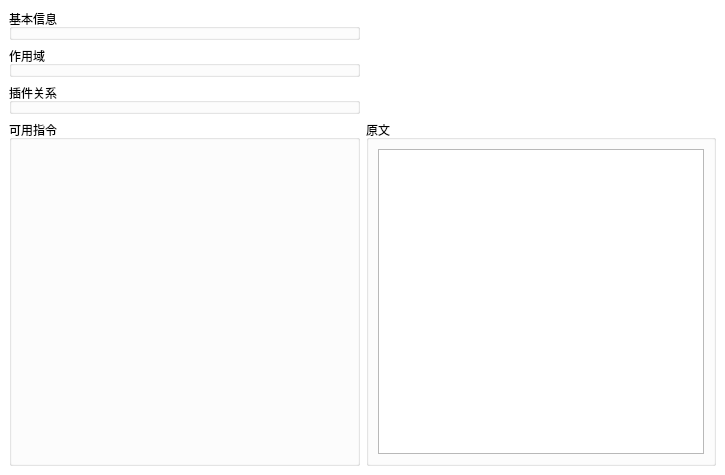
This is DrillPluginInformationReader/Source/InformationModule/pluginDetailPart/p_PluginDetailPart.ui in DrillUp/DrillPluginInformationReader as Qt 5 draws it before an edit. The edited form follows.
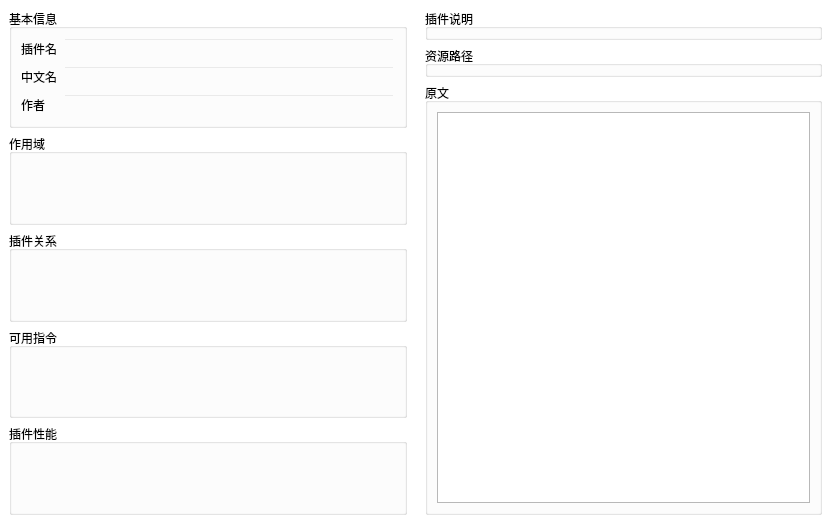
This is the edited form.

Diff of the .ui file:
```diff
--- a/DrillPluginInformationReader/Source/InformationModule/pluginDetailPart/p_PluginDetailPart.ui
+++ b/DrillPluginInformationReader/Source/InformationModule/pluginDetailPart/p_PluginDetailPart.ui
@@ -6,8 +6,8 @@
    <rect>
     <x>0</x>
     <y>0</y>
-    <width>725</width>
-    <height>475</height>
+    <width>831</width>
+    <height>524</height>
    </rect>
   </property>
   <property name="windowTitle">
@@ -47,50 +47,253 @@
        <rect>
         <x>0</x>
         <y>0</y>
-        <width>725</width>
-        <height>475</height>
+        <width>831</width>
+        <height>524</height>
        </rect>
       </property>
-      <layout class="QGridLayout" name="gridLayout" columnstretch="1,1">
-       <item row="1" column="0">
-        <widget class="QGroupBox" name="groupBox">
-         <property name="title">
-          <string>作用域</string>
-         </property>
+      <layout class="QHBoxLayout" name="horizontalLayout">
+       <property name="spacing">
+        <number>0</number>
+       </property>
+       <property name="leftMargin">
+        <number>0</number>
+       </property>
+       <property name="topMargin">
+        <number>0</number>
+       </property>
+       <property name="rightMargin">
+        <number>0</number>
+       </property>
+       <property name="bottomMargin">
+        <number>0</number>
+       </property>
+       <item>
+        <widget class="QWidget" name="widget" native="true">
+         <layout class="QVBoxLayout" name="verticalLayout_4">
+          <item>
+           <widget class="QGroupBox" name="groupBox_5">
+            <property name="title">
+             <string>基本信息</string>
+            </property>
+            <layout class="QGridLayout" name="gridLayout_2">
+             <item row="0" column="0">
+              <widget class="QLabel" name="label_2">
+               <property name="text">
+                <string>插件名</string>
+               </property>
+              </widget>
+             </item>
+             <item row="0" column="1">
+              <widget class="QLineEdit" name="lineEdit_pluginName">
+               <property name="styleSheet">
+                <string notr="true">background-color: transparent;</string>
+               </property>
+               <property name="readOnly">
+                <bool>true</bool>
+               </property>
+              </widget>
+             </item>
+             <item row="1" column="0">
+              <widget class="QLabel" name="label_3">
+               <property name="text">
+                <string>中文名</string>
+               </property>
+              </widget>
+             </item>
+             <item row="1" column="1">
+              <widget class="QLineEdit" name="lineEdit_desc">
+               <property name="styleSheet">
+                <string notr="true">background-color: transparent;</string>
+               </property>
+               <property name="readOnly">
+                <bool>true</bool>
+               </property>
+              </widget>
+             </item>
+             <item row="2" column="0">
+              <widget class="QLabel" name="label_4">
+               <property name="text">
+                <string>作者</string>
+               </property>
+              </widget>
+             </item>
+             <item row="2" column="1">
+              <widget class="QLineEdit" name="lineEdit_author">
+               <property name="styleSheet">
+                <string notr="true">background-color: transparent;</string>
+               </property>
+               <property name="readOnly">
+                <bool>true</bool>
+               </property>
+              </widget>
+             </item>
+            </layout>
+           </widget>
+          </item>
+          <item>
+           <widget class="QGroupBox" name="groupBox_EffectScope">
+            <property name="title">
+             <string>作用域</string>
+            </property>
+            <layout class="QVBoxLayout" name="verticalLayout_3">
+             <property name="leftMargin">
+              <number>4</number>
+             </property>
+             <property name="topMargin">
+              <number>2</number>
+             </property>
+             <property name="rightMargin">
+              <number>4</number>
+             </property>
+             <property name="bottomMargin">
+              <number>4</number>
+             </property>
+             <item>
+              <layout class="QVBoxLayout" name="verticalLayout_EffectScope"/>
+             </item>
+            </layout>
+           </widget>
+          </item>
+          <item>
+           <widget class="QGroupBox" name="groupBox_PluginRelation">
+            <property name="title">
+             <string>插件关系</string>
+            </property>
+            <layout class="QVBoxLayout" name="verticalLayout_8">
+             <property name="leftMargin">
+              <number>4</number>
+             </property>
+             <property name="topMargin">
+              <number>2</number>
+             </property>
+             <property name="rightMargin">
+              <number>4</number>
+             </property>
+             <property name="bottomMargin">
+              <number>4</number>
+             </property>
+             <item>
+              <layout class="QVBoxLayout" name="verticalLayout_PluginRelation"/>
+             </item>
+            </layout>
+           </widget>
+          </item>
+          <item>
+           <widget class="QGroupBox" name="groupBox_Command">
+            <property name="title">
+             <string>可用指令</string>
+            </property>
+            <layout class="QVBoxLayout" name="verticalLayout_10">
+             <property name="leftMargin">
+              <number>4</number>
+             </property>
+             <property name="topMargin">
+              <number>2</number>
+             </property>
+             <property name="rightMargin">
+              <number>4</number>
+             </property>
+             <property name="bottomMargin">
+              <number>4</number>
+             </property>
+             <item>
+              <layout class="QVBoxLayout" name="verticalLayout_Command"/>
+             </item>
+            </layout>
+           </widget>
+          </item>
+          <item>
+           <widget class="QGroupBox" name="groupBox_Performance">
+            <property name="title">
+             <string>插件性能</string>
+            </property>
+            <layout class="QVBoxLayout" name="verticalLayout_11">
+             <property name="leftMargin">
+              <number>4</number>
+             </property>
+             <property name="topMargin">
+              <number>2</number>
+             </property>
+             <property name="rightMargin">
+              <number>4</number>
+             </property>
+             <property name="bottomMargin">
+              <number>4</number>
+             </property>
+             <item>
+              <layout class="QVBoxLayout" name="verticalLayout_Performance"/>
+             </item>
+            </layout>
+           </widget>
+          </item>
+         </layout>
         </widget>
        </item>
-       <item row="3" column="0">
-        <widget class="QGroupBox" name="groupBox_3">
-         <property name="title">
-          <string>可用指令</string>
-         </property>
-        </widget>
-       </item>
-       <item row="2" column="0">
-        <widget class="QGroupBox" name="groupBox_4">
-         <property name="title">
-          <string>插件关系</string>
-         </property>
-        </widget>
-       </item>
-       <item row="0" column="0">
-        <widget class="QGroupBox" name="groupBox_5">
-         <property name="title">
-          <string>基本信息</string>
-         </property>
-        </widget>
-       </item>
-       <item row="3" column="1">
-        <widget class="QGroupBox" name="groupBox_2">
-         <property name="title">
-          <string>原文</string>
-         </property>
-         <layout class="QVBoxLayout" name="verticalLayout">
+       <item>
+        <widget class="QWidget" name="widget_2" native="true">
+         <layout class="QVBoxLayout" name="verticalLayout_5">
           <item>
-           <widget class="QPlainTextEdit" name="plainTextEdit_orgHelp">
-            <property name="lineWrapMode">
-             <enum>QPlainTextEdit::NoWrap</enum>
+           <widget class="QGroupBox" name="groupBox_Subsection">
+            <property name="title">
+             <string>插件说明</string>
             </property>
+            <layout class="QVBoxLayout" name="verticalLayout_7">
+             <property name="leftMargin">
+              <number>4</number>
+             </property>
+             <property name="topMargin">
+              <number>2</number>
+             </property>
+             <property name="rightMargin">
+              <number>4</number>
+             </property>
+             <property name="bottomMargin">
+              <number>4</number>
+             </property>
+             <item>
+              <layout class="QVBoxLayout" name="verticalLayout_Subsection"/>
+             </item>
+            </layout>
+           </widget>
+          </item>
+          <item>
+           <widget class="QGroupBox" name="groupBox_Src">
+            <property name="title">
+             <string>资源路径</string>
+            </property>
+            <layout class="QVBoxLayout" name="verticalLayout_9">
+             <property name="leftMargin">
+              <number>4</number>
+             </property>
+             <property name="topMargin">
+              <number>2</number>
+             </property>
+             <property name="rightMargin">
+              <number>4</number>
+             </property>
+             <property name="bottomMargin">
+              <number>4</number>
+             </property>
+             <item>
+              <layout class="QVBoxLayout" name="verticalLayout_Src"/>
+             </item>
+            </layout>
+           </widget>
+          </item>
+          <item>
+           <widget class="QGroupBox" name="groupBox_2">
+            <property name="title">
+             <string>原文</string>
+            </property>
+            <layout class="QVBoxLayout" name="verticalLayout">
+             <item>
+              <widget class="QPlainTextEdit" name="plainTextEdit_orgHelp">
+               <property name="lineWrapMode">
+                <enum>QPlainTextEdit::NoWrap</enum>
+               </property>
+              </widget>
+             </item>
+            </layout>
            </widget>
           </item>
          </layout>
```
